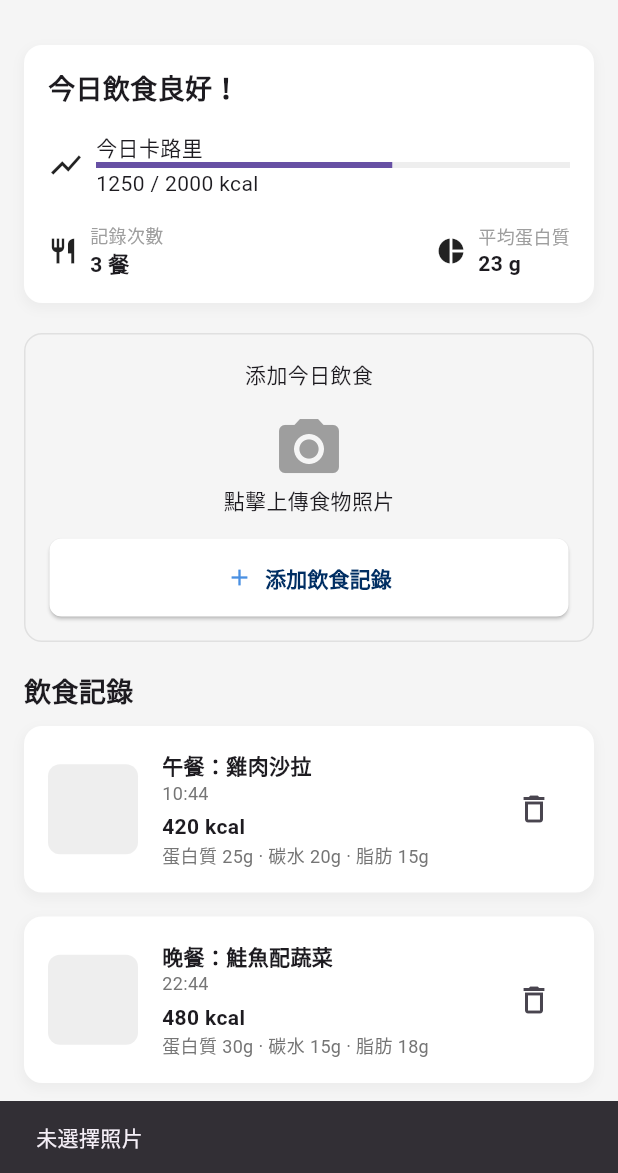
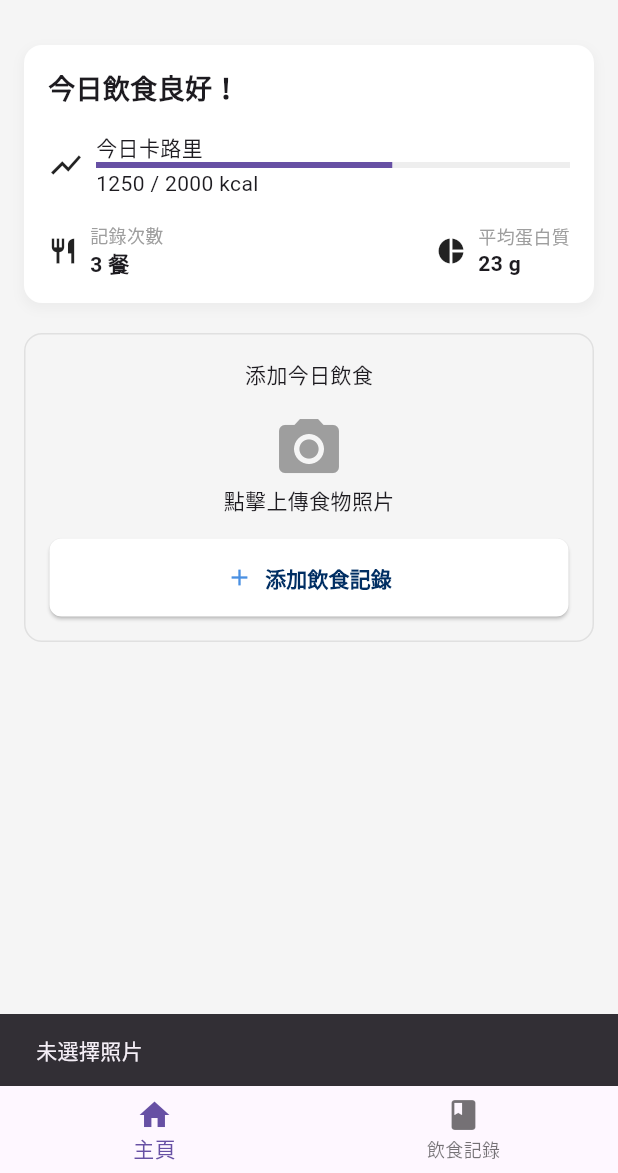
Before and after one commit to cookieopjax/Health-Care-App, a Flutter app: the DietControlPage screen opened directly, after a tap on "添加飲食記錄", on a phone screen of 412 x 824 dp, the part 63-1236 px from its top. Run offline on Flutter 3.47's test engine with Material 3 defaults, Android fonts, the phone set to English and light mode, and no system bars; our stand-ins replace dio, image_picker.

Commit message:
feat: 新增底部導航欄，實作主頁與飲食記錄頁面切換功能

```diff
--- a/lib/pages/diet_control_page.dart
+++ b/lib/pages/diet_control_page.dart
@@ -16,6 +16,7 @@ class _DietControlPageState extends State<DietControlPage> {
   File? _selectedImage;
   bool _isAnalyzing = false;
   FoodAnalysis? _analysisResult;
+  int _currentIndex = 0;
 
   Future<void> _pickAndAnalyzeImage() async {
     setState(() => _isAnalyzing = true);
@@ -99,9 +100,10 @@ class _DietControlPageState extends State<DietControlPage> {
   Widget build(BuildContext context) {
     return Scaffold(
       appBar: AppBar(
-        title: const Text(
-          '飲食控制',
-          style: TextStyle(color: Colors.black, fontWeight: FontWeight.bold),
+        title: Text(
+          _currentIndex == 0 ? '飲食控制' : '飲食記錄',
+          style:
+              const TextStyle(color: Colors.black, fontWeight: FontWeight.bold),
         ),
         backgroundColor: Colors.transparent,
         elevation: 0,
@@ -109,7 +111,6 @@ class _DietControlPageState extends State<DietControlPage> {
           IconButton(
             icon: const Icon(Icons.logout, color: Colors.black),
             onPressed: () {
-              // 返回登入頁面
               Navigator.of(context).pushReplacement(
                 MaterialPageRoute(builder: (context) => const AuthPage()),
               );
@@ -120,13 +121,45 @@ class _DietControlPageState extends State<DietControlPage> {
       body: SafeArea(
         child: Padding(
           padding: const EdgeInsets.all(16.0),
-          child: Column(
+          child: _currentIndex == 0 ? _buildMainPage() : _buildFoodRecordPage(),
+        ),
+      ),
+      bottomNavigationBar: BottomNavigationBar(
+        currentIndex: _currentIndex,
+        onTap: (index) {
+          setState(() {
+            _currentIndex = index;
+          });
+        },
+        items: const [
+          BottomNavigationBarItem(
+            icon: Icon(Icons.home),
+            label: '主頁',
+          ),
+          BottomNavigationBarItem(
+            icon: Icon(Icons.book),
+            label: '飲食記錄',
+          ),
+        ],
+      ),
+    );
+  }
+
+  Widget _buildMainPage() {
+    return Column(
       crossAxisAlignment: CrossAxisAlignment.start,
       children: [
         _buildDailySummaryCard(),
         const SizedBox(height: 20),
         _buildAddFoodSection(),
-              const SizedBox(height: 20),
+      ],
+    );
+  }
+
+  Widget _buildFoodRecordPage() {
+    return Column(
+      crossAxisAlignment: CrossAxisAlignment.start,
+      children: [
         const Text(
           '飲食記錄',
           style: TextStyle(fontSize: 18, fontWeight: FontWeight.bold),
@@ -134,9 +167,6 @@ class _DietControlPageState extends State<DietControlPage> {
         const SizedBox(height: 10),
         Expanded(child: _buildFoodList()),
       ],
-          ),
-        ),
-      ),
     );
   }
 
```
Lines whose indentation alone changed are shown as unchanged.
